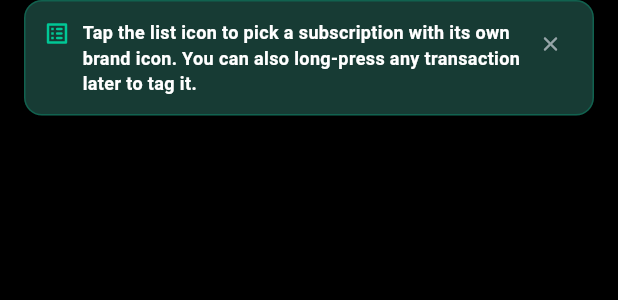
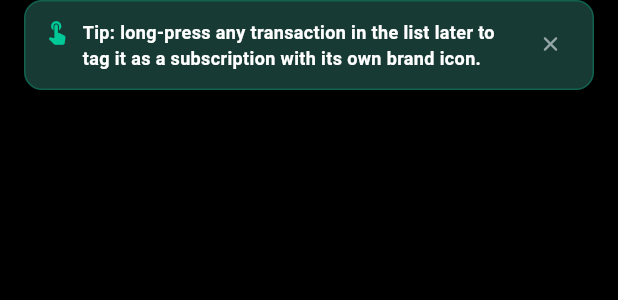
Before and after one commit to shubhamambastha/expense_tracker_app, a Flutter app: the SubscriptionHintBanner widget shown alone on an empty page, opened directly with empty values, on a phone screen of 412 x 824 dp. Shown: the top 300 px of the screen. Run offline on Flutter 3.47's test engine with Material 3 defaults, Android fonts, the phone set to English and light mode, and no system bars; our stand-ins replace app_links, flutter_animate, share_plus, shared_preferences, supabase_flutter; missing offline and left inert: auth0_flutter; accounts and stored records are empty.

Commit message:
refactor: update subscription hint banner text and icon for clarity

```diff
--- a/lib/components/transaction/subscription_hint_banner.dart
+++ b/lib/components/transaction/subscription_hint_banner.dart
@@ -2,9 +2,11 @@ import 'package:flutter/material.dart';
 
 import '../../config/design_tokens.dart';
 
-/// One-time first-run tip covering both new ways to tag a subscription:
-/// the picker button on this screen, and long-press on an existing
-/// transaction row. Dismissed permanently once tapped away.
+/// One-time first-run tip about long-press retroactive tagging — the one
+/// subscription-picker capability with no visual affordance of its own
+/// (picking "Subscription" as the category already auto-opens the brand
+/// picker, so that half needs no separate hint). Dismissed permanently
+/// once tapped away.
 class SubscriptionHintBanner extends StatelessWidget {
   const SubscriptionHintBanner({super.key, required this.onDismiss});
 
@@ -29,13 +31,12 @@ class SubscriptionHintBanner extends StatelessWidget {
         child: Row(
           crossAxisAlignment: CrossAxisAlignment.start,
           children: [
-            Icon(Icons.list_alt_rounded, color: AppColors.primary, size: 18),
+            Icon(Icons.touch_app_rounded, color: AppColors.primary, size: 18),
             const SizedBox(width: AppSpacing.sm),
             Expanded(
               child: Text(
-                'Tap the list icon to pick a subscription with its own '
-                'brand icon. You can also long-press any transaction later '
-                'to tag it.',
+                'Tip: long-press any transaction in the list later to tag '
+                'it as a subscription with its own brand icon.',
                 style: AppTextStyles.caption.copyWith(
                   color: AppColors.textPrimary,
                 ),
```
Also changed, not shown: lib/components/transaction/transaction_primary_fields.dart (+17 -2 lines).
